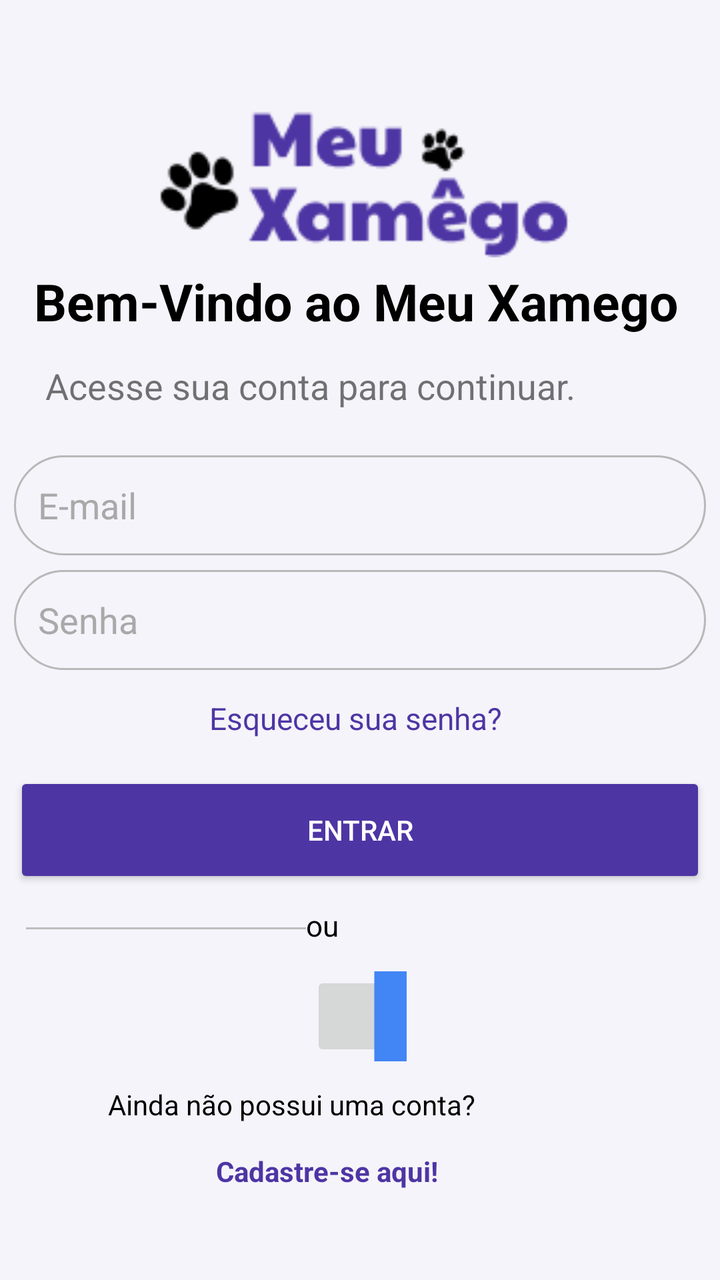
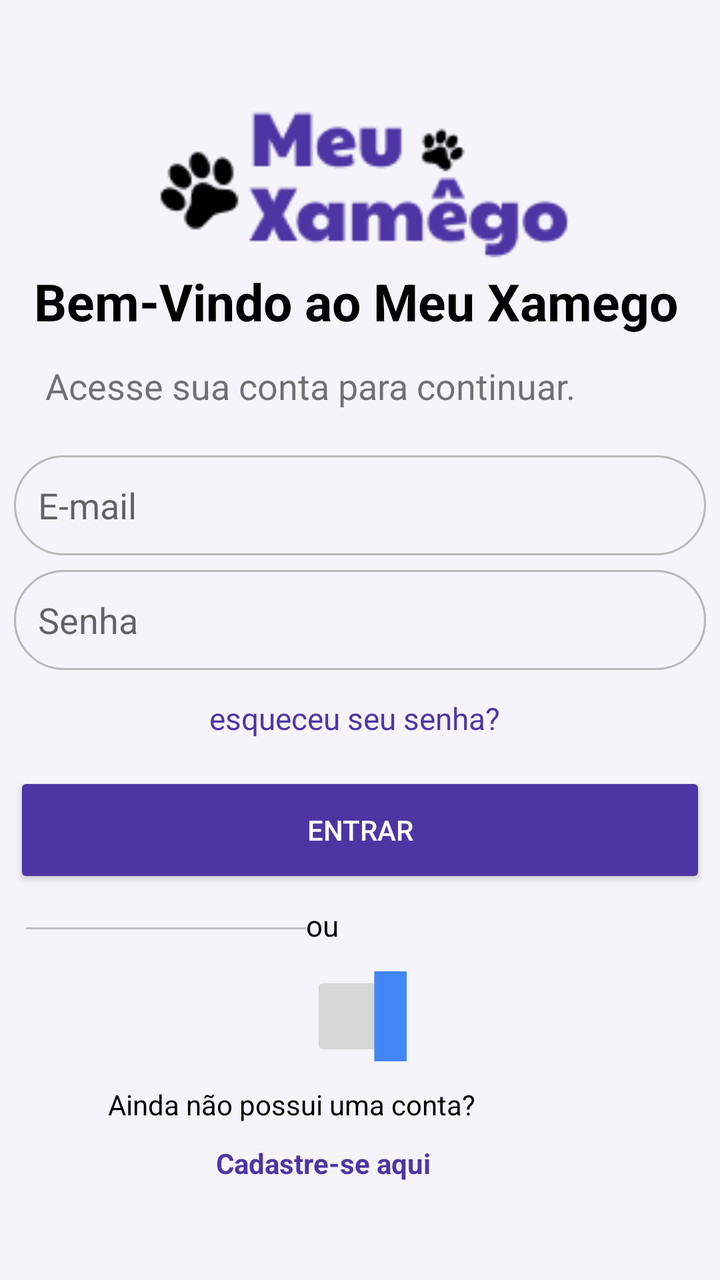

Compare the two renders of this Android layout. The source of the first and the diff that turns it into the second are given below.
<!-- AndroidManifest.xml: application theme Theme.MyApplication -->
<!-- res/layout/activity_login.xml -->
<?xml version="1.0" encoding="utf-8"?>
<androidx.constraintlayout.widget.ConstraintLayout xmlns:android="http://schemas.android.com/apk/res/android"
    android:layout_width="match_parent"
    android:layout_height="match_parent"
    xmlns:app="http://schemas.android.com/apk/res-auto"
    android:id="@+id/main_login_layout"
    android:contextClickable="false"
    android:background="#F5F4FA">

    <ImageView
        android:id="@+id/imageView"
        android:layout_width="210dp"
        android:layout_height="150dp"
        android:contentDescription="@string/app_name"
        app:layout_constraintBottom_toBottomOf="parent"
        app:layout_constraintEnd_toEndOf="parent"
        app:layout_constraintHorizontal_bias="0.497"
        app:layout_constraintStart_toStartOf="parent"
        app:layout_constraintTop_toTopOf="parent"
        app:layout_constraintVertical_bias="0.027"
        app:srcCompat="@drawable/meuxamego_logo" />

    <TextView
        android:id="@+id/textView2"
        android:layout_width="326dp"
        android:layout_height="40dp"
        android:autoSizeTextType="uniform"
        android:text="Bem-Vindo ao Meu Xamego"
        android:textAlignment="center"
        android:textColor="@color/black"
        android:textColorLink="@color/white"
        android:textStyle="bold"
        app:layout_constraintBottom_toBottomOf="parent"
        app:layout_constraintEnd_toEndOf="parent"
        app:layout_constraintStart_toStartOf="parent"
        app:layout_constraintTop_toTopOf="parent"
        app:layout_constraintVertical_bias="0.222" />

    <TextView
        android:id="@+id/textView3"
        android:layout_width="314dp"
        android:layout_height="30dp"
        android:color="#d3d3d3"
        android:text="Acesse sua conta para continuar."
        android:textAlignment="center"
        android:textSize="18sp"
        app:layout_constraintBottom_toBottomOf="parent"
        app:layout_constraintEnd_toEndOf="parent"
        app:layout_constraintHorizontal_bias="0.494"
        app:layout_constraintStart_toStartOf="parent"
        app:layout_constraintTop_toTopOf="parent"
        app:layout_constraintVertical_bias="0.296" />

    <EditText
        android:id="@+id/editTextEmail"
        android:layout_width="346dp"
        android:layout_height="50dp"
        android:background="@drawable/borda_fina"
        android:ems="10"
        android:inputType="textEmailAddress"
        android:padding="12dp"
        android:text="E-mail"
        android:textColor="#a9a9a9"
        app:layout_constraintBottom_toBottomOf="parent"
        app:layout_constraintEnd_toEndOf="parent"
        app:layout_constraintHorizontal_bias="0.492"
        app:layout_constraintStart_toStartOf="parent"
        app:layout_constraintTop_toTopOf="parent"
        app:layout_constraintVertical_bias="0.386" />

    <EditText
        android:id="@+id/editTextSenha"
        android:layout_width="346dp"
        android:layout_height="50dp"
        android:background="@drawable/borda_fina"
        android:ems="10"
        android:padding="12dp"
        android:text="Senha"
        android:textColor="#a9a9a9"
        app:layout_constraintBottom_toBottomOf="parent"
        app:layout_constraintEnd_toEndOf="parent"
        app:layout_constraintHorizontal_bias="0.492"
        app:layout_constraintStart_toStartOf="parent"
        app:layout_constraintTop_toTopOf="parent"
        app:layout_constraintVertical_bias="0.483" />

    <TextView
        android:layout_width="150dp"
        android:layout_height="22dp"
        android:autoSizeTextType="uniform"
        android:text="Esqueceu sua senha?"
        android:textAlignment="center"
        android:textColor="#4E35A4"
        android:textSize="14sp"
        app:layout_constraintBottom_toBottomOf="parent"
        app:layout_constraintEnd_toEndOf="parent"
        app:layout_constraintHorizontal_bias="0.498"
        app:layout_constraintStart_toStartOf="parent"
        app:layout_constraintTop_toTopOf="parent"
        app:layout_constraintVertical_bias="0.564" />

    <Button
        android:id="@+id/buttonEntrar"
        android:layout_width="346dp"
        android:layout_height="58dp"
        android:layout_marginTop="16dp"
        android:backgroundTint="#4E35A4"
        android:elevation="6dp"
        android:text="Entrar"
        android:textColor="@color/white"
        app:cornerRadius="24dp"
        app:layout_constraintBottom_toBottomOf="parent"
        app:layout_constraintEnd_toEndOf="parent"
        app:layout_constraintHorizontal_bias="0.492"
        app:layout_constraintStart_toStartOf="parent"
        app:layout_constraintTop_toTopOf="parent"
        app:layout_constraintVertical_bias="0.654" />

    <View
        android:id="@+id/linhaEsquerda"
        android:layout_width="140dp"
        android:layout_height="1dp"
        android:background="#BDBDBD"
        app:layout_constraintBottom_toBottomOf="@+id/txtOu"
        app:layout_constraintEnd_toStartOf="@+id/txtOu"
        app:layout_constraintHorizontal_bias="1.0"
        app:layout_constraintHorizontal_weight="1"
        app:layout_constraintStart_toEndOf="@+id/txtOu"
        app:layout_constraintStart_toStartOf="parent"
        app:layout_constraintTop_toTopOf="@+id/txtOu"
        app:layout_constraintVertical_bias="0.578" />

    <TextView
        android:id="@+id/txtOu"
        android:layout_width="50dp"
        android:layout_height="20dp"
        android:autoSizeTextType="uniform"
        android:text="ou"
        android:textAlignment="center"
        android:textColor="@color/black"
        android:textSize="14sp"
        app:layout_constraintBottom_toBottomOf="parent"
        app:layout_constraintEnd_toEndOf="parent"
        app:layout_constraintHorizontal_bias="0.494"
        app:layout_constraintStart_toStartOf="parent"
        app:layout_constraintTop_toTopOf="parent"
        app:layout_constraintVertical_bias="0.73" />

    <ImageButton
        android:id="@+id/googleIcon"
        android:layout_width="48dp"
        android:layout_height="45dp"
        app:layout_constraintBottom_toBottomOf="parent"
        app:layout_constraintEnd_toEndOf="parent"
        app:layout_constraintHorizontal_bias="0.498"
        app:layout_constraintStart_toStartOf="parent"
        app:layout_constraintTop_toTopOf="parent"
        app:layout_constraintVertical_bias="0.816"
        app:srcCompat="@drawable/google_icon" />

    <TextView
        android:id="@+id/textView5"
        android:layout_width="0dp"
        android:layout_height="0dp"
        android:text="Ainda não possui uma conta?"
        android:textAlignment="center"
        android:textColor="@color/black"
        android:textSize="14sp"
        app:layout_constraintWidth_percent="0.7"
        app:layout_constraintHeight_percent="0.04"
        app:layout_constraintTop_toBottomOf="@id/googleIcon"
        app:layout_constraintStart_toStartOf="parent"
        app:layout_constraintEnd_toEndOf="parent"
        android:layout_marginTop="12dp" />


    <TextView
        android:id="@+id/textViewLinkCadastro"
        android:layout_width="0dp"
        android:layout_height="0dp"
        android:clickable="true"
        android:focusable="true"
        android:text="Cadastre-se aqui!"
        android:textAlignment="center"
        android:textColor="#4E35A4"
        android:textStyle="bold"
        android:textSize="14sp"
        app:layout_constraintWidth_percent="0.4"
        app:layout_constraintHeight_percent="0.05"
        app:layout_constraintTop_toBottomOf="@id/textView5"
        app:layout_constraintStart_toStartOf="parent"
        app:layout_constraintEnd_toEndOf="parent"
        app:layout_constraintVertical_bias="0.80"
        android:layout_marginTop="8dp" />


</androidx.constraintlayout.widget.ConstraintLayout>
<!-- resources referenced by this layout -->
<resources>
  <color name="black">#FF000000</color>
  <color name="white">#FFFFFFFF</color>
  <!-- drawable borda_fina (drawable) -->
  <?xml version="1.0" encoding="utf-8"?>
  <selector xmlns:android="http://schemas.android.com/apk/res/android">
  
      <item android:state_focused="true">
          <shape android:shape="rectangle">
              <solid android:color="@android:color/transparent" />
              <stroke
                  android:width="2dp"
                  android:color="#2196F3" />
              <corners android:radius="24dp" />
          </shape>
      </item>
  
      <item>
          <shape android:shape="rectangle">
              <solid android:color="@android:color/transparent" />
              <stroke
                  android:width="1dp"
                  android:color="#B8B8B8"/>
              <corners android:radius="25dp" />
          </shape>
      </item>
  
  </selector>
  <!-- drawable google_icon (drawable) -->
  <vector xmlns:android="http://schemas.android.com/apk/res/android"
      android:width="800dp"
      android:height="800dp"
      android:viewportWidth="262"
      android:viewportHeight="262">
    <path
        android:pathData="M258.88,133.45c0,-10.73 -0.87,-18.57 -2.76,-26.69L133.55,106.76v48.45h71.95c-1.45,12.04 -9.28,30.17 -26.69,42.36l-0.24,1.62 38.76,30.02 2.68,0.27c24.66,-22.77 38.88,-56.28 38.88,-96.03"
        android:fillColor="#4285F4"/>
    <path
        android:pathData="M133.55,261.1c35.25,0 64.84,-11.6 86.45,-31.62l-41.2,-31.91c-11.02,7.69 -25.82,13.06 -45.26,13.06 -34.52,0 -63.82,-22.77 -74.27,-54.25l-1.53,0.13 -40.3,31.19 -0.53,1.47C38.39,231.8 82.49,261.1 133.55,261.1"
        android:fillColor="#34A853"/>
    <path
        android:pathData="M59.28,156.37c-2.76,-8.12 -4.35,-16.83 -4.35,-25.82 0,-8.99 1.6,-17.7 4.21,-25.82l-0.07,-1.73L18.26,71.31l-1.34,0.63C8.08,89.64 3,109.52 3,130.55s5.08,40.9 13.93,58.6l42.36,-32.78"
        android:fillColor="#FBBC05"/>
    <path
        android:pathData="M133.55,50.48c24.51,0 41.05,10.59 50.48,19.44l36.84,-35.97C198.24,12.91 168.8,0 133.55,0 82.49,0 38.39,29.3 16.92,71.95l42.21,32.78c10.59,-31.48 39.89,-54.25 74.41,-54.25"
        android:fillColor="#EB4335"/>
  </vector>
  <!-- drawable meuxamego_logo: png bitmap (drawable, 4317 bytes) -->
  <string name="app_name">My Application</string>
  <style name="Theme.MyApplication" parent="Theme.MaterialComponents.DayNight.DarkActionBar">
          
          <item name="colorPrimary">@color/purple_500</item>
          <item name="colorPrimaryVariant">@color/purple_700</item>
          <item name="colorOnPrimary">@color/white</item>
          
          <item name="colorSecondary">@color/teal_200</item>
          <item name="colorSecondaryVariant">@color/teal_700</item>
          <item name="colorOnSecondary">@color/black</item>
          
          <item name="android:statusBarColor">?attr/colorPrimaryVariant</item>
          
      </style>
  <color name="purple_500">#FF6200EE</color>
  <color name="purple_700">#FF3700B3</color>
  <color name="teal_200">#FF03DAC5</color>
  <color name="teal_700">#FF018786</color>
</resources>

<!-- the commit's change to res/layout/activity_login.xml (unified diff, before → after) -->
@@ -25,7 +25,7 @@
         android:layout_width="326dp"
         android:layout_height="40dp"
         android:autoSizeTextType="uniform"
-        android:text="Bem-Vindo ao Meu Xamego"
+        android:text="@string/welcome"
         android:textAlignment="center"
         android:textColor="@color/black"
         android:textColorLink="@color/white"
@@ -41,7 +41,7 @@
         android:layout_width="314dp"
         android:layout_height="30dp"
         android:color="#d3d3d3"
-        android:text="Acesse sua conta para continuar."
+        android:text="@string/access"
         android:textAlignment="center"
         android:textSize="18sp"
         app:layout_constraintBottom_toBottomOf="parent"
@@ -59,7 +59,7 @@
         android:ems="10"
         android:inputType="textEmailAddress"
         android:padding="12dp"
-        android:text="E-mail"
+        android:hint="E-mail"
         android:textColor="#a9a9a9"
         app:layout_constraintBottom_toBottomOf="parent"
         app:layout_constraintEnd_toEndOf="parent"
@@ -75,8 +75,7 @@
         android:background="@drawable/borda_fina"
         android:ems="10"
         android:padding="12dp"
-        android:text="Senha"
-        android:textColor="#a9a9a9"
+        android:hint="Senha"
         app:layout_constraintBottom_toBottomOf="parent"
         app:layout_constraintEnd_toEndOf="parent"
         app:layout_constraintHorizontal_bias="0.492"
@@ -88,7 +87,7 @@
         android:layout_width="150dp"
         android:layout_height="22dp"
         android:autoSizeTextType="uniform"
-        android:text="Esqueceu sua senha?"
+        android:text="@string/forgot"
         android:textAlignment="center"
         android:textColor="#4E35A4"
         android:textSize="14sp"
@@ -108,6 +107,7 @@
         android:elevation="6dp"
         android:text="Entrar"
         android:textColor="@color/white"
+        android:onClick="Login"
         app:cornerRadius="24dp"
         app:layout_constraintBottom_toBottomOf="parent"
         app:layout_constraintEnd_toEndOf="parent"
@@ -135,7 +135,7 @@
         android:layout_width="50dp"
         android:layout_height="20dp"
         android:autoSizeTextType="uniform"
-        android:text="ou"
+        android:text="@string/ou"
         android:textAlignment="center"
         android:textColor="@color/black"
         android:textSize="14sp"
@@ -162,7 +162,7 @@
         android:id="@+id/textView5"
         android:layout_width="0dp"
         android:layout_height="0dp"
-        android:text="Ainda não possui uma conta?"
+        android:text="@string/dontHave"
         android:textAlignment="center"
         android:textColor="@color/black"
         android:textSize="14sp"
@@ -178,20 +178,20 @@
         android:id="@+id/textViewLinkCadastro"
         android:layout_width="0dp"
         android:layout_height="0dp"
+        android:layout_marginTop="4dp"
         android:clickable="true"
         android:focusable="true"
-        android:text="Cadastre-se aqui!"
+        android:text="@string/cadastre"
         android:textAlignment="center"
         android:textColor="#4E35A4"
+        android:textSize="14sp"
         android:textStyle="bold"
-        android:textSize="14sp"
-        app:layout_constraintWidth_percent="0.4"
+        app:layout_constraintEnd_toEndOf="parent"
         app:layout_constraintHeight_percent="0.05"
+        app:layout_constraintVertical_bias="0.64"
+        app:layout_constraintStart_toStartOf="parent"
         app:layout_constraintTop_toBottomOf="@id/textView5"
-        app:layout_constraintStart_toStartOf="parent"
-        app:layout_constraintEnd_toEndOf="parent"
-        app:layout_constraintVertical_bias="0.80"
-        android:layout_marginTop="8dp" />
+        app:layout_constraintWidth_percent="0.4" />
 
 
 </androidx.constraintlayout.widget.ConstraintLayout>
<!-- resource entries referenced after the edit -->
@@ -47,7 +47,13 @@
         android:fillColor="#EB4335"/>
   </vector>
   <!-- drawable meuxamego_logo: png bitmap (drawable, 4317 bytes) -->
+  <string name="access">Acesse sua conta para continuar.</string>
   <string name="app_name">My Application</string>
+  <string name="cadastre">Cadastre-se aqui</string>
+  <string name="dontHave">Ainda não possui uma conta?</string>
+  <string name="forgot">esqueceu seu senha?</string>
+  <string name="ou">ou</string>
+  <string name="welcome">Bem-Vindo ao Meu Xamego</string>
   <style name="Theme.MyApplication" parent="Theme.MaterialComponents.DayNight.DarkActionBar">
           
           <item name="colorPrimary">@color/purple_500</item>
